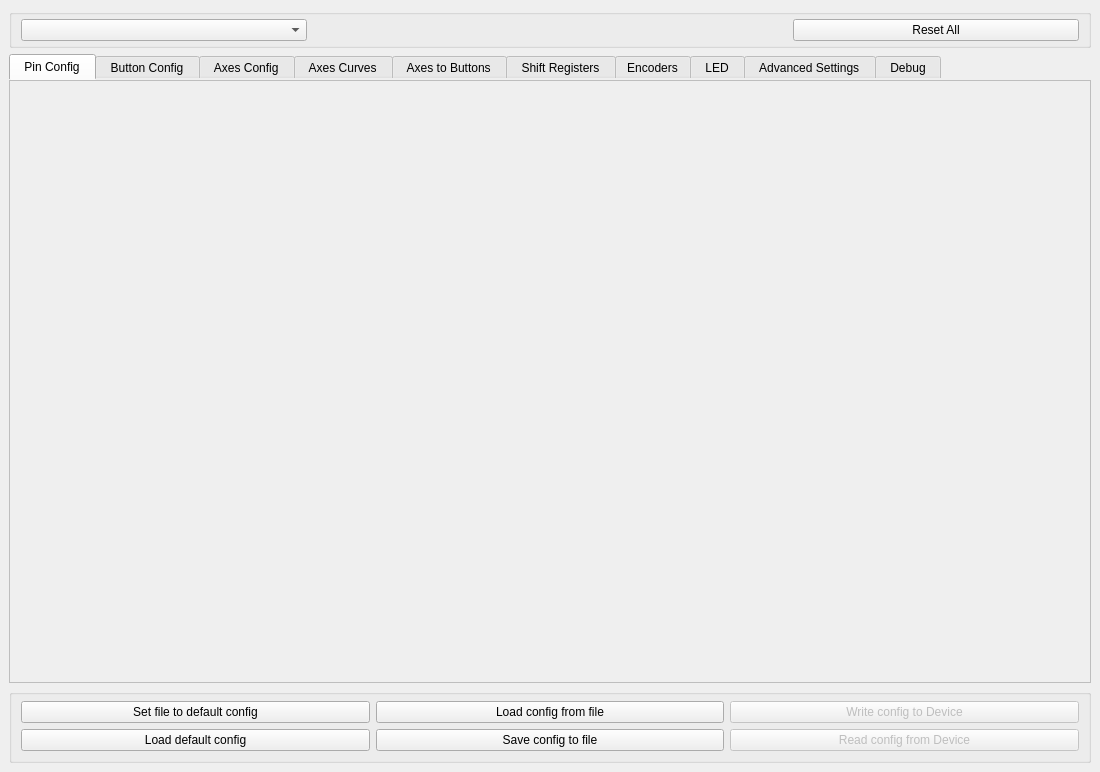
FreeJoy-Team/FreeJoyConfiguratorQt, file mainwindow.ui: the form before one commit.
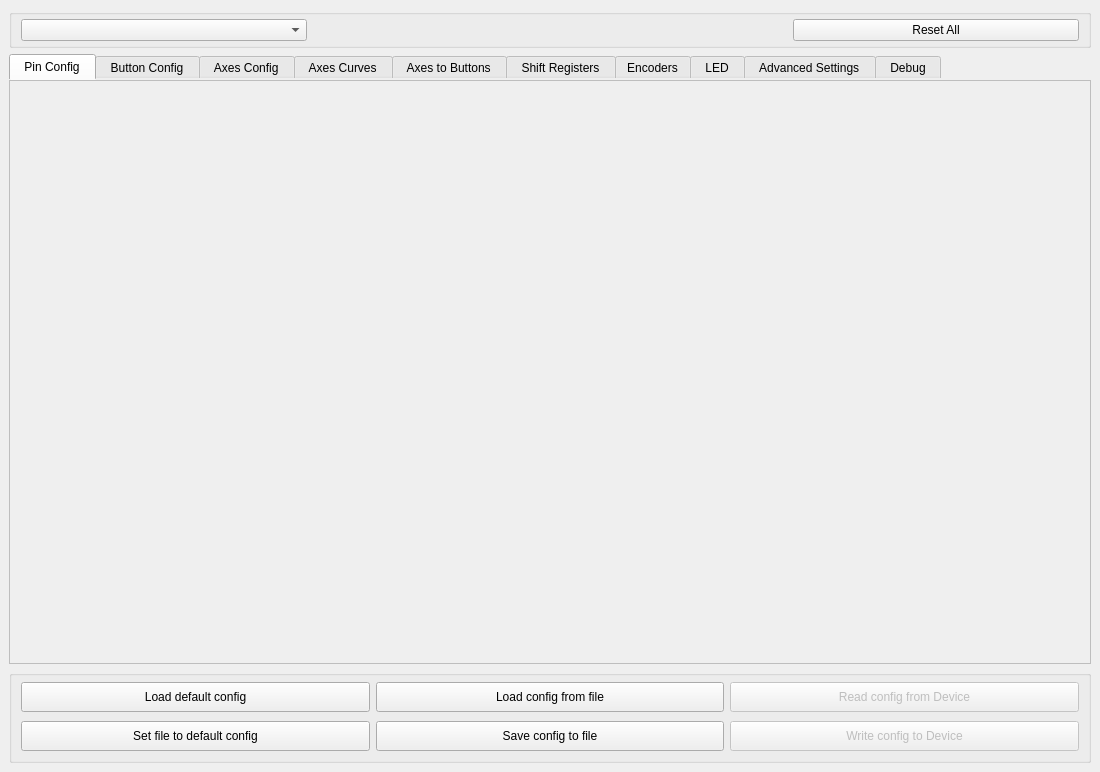
The form after the commit. Custom widgets are drawn as their Qt base class.

The edit to the form file:
```diff
--- a/mainwindow.ui
+++ b/mainwindow.ui
@@ -418,10 +418,16 @@
           <number>6</number>
          </property>
          <property name="verticalSpacing">
-          <number>6</number>
+          <number>9</number>
          </property>
          <item row="0" column="2">
           <widget class="QPushButton" name="pushButton_LoadFromFile">
+           <property name="minimumSize">
+            <size>
+             <width>0</width>
+             <height>30</height>
+            </size>
+           </property>
            <property name="text">
             <string>Load config from file</string>
            </property>
@@ -429,30 +435,44 @@
          </item>
          <item row="2" column="2">
           <widget class="QPushButton" name="pushButton_SaveToFile">
+           <property name="minimumSize">
+            <size>
+             <width>0</width>
+             <height>30</height>
+            </size>
+           </property>
            <property name="text">
             <string>Save config to file</string>
            </property>
           </widget>
          </item>
-         <item row="2" column="1">
-          <widget class="QPushButton" name="pushButton_LoadDefaultConfig">
-           <property name="text">
-            <string>Load default config</string>
-           </property>
-          </widget>
-         </item>
-         <item row="0" column="1">
-          <widget class="QPushButton" name="pushButton_SetDefaultConfig">
-           <property name="text">
-            <string>Set file to default config</string>
-           </property>
-          </widget>
-         </item>
          <item row="2" column="4">
+          <widget class="QPushButton" name="pushButton_WriteConfig">
+           <property name="enabled">
+            <bool>false</bool>
+           </property>
+           <property name="minimumSize">
+            <size>
+             <width>0</width>
+             <height>30</height>
+            </size>
+           </property>
+           <property name="text">
+            <string>Write config to Device</string>
+           </property>
+          </widget>
+         </item>
+         <item row="0" column="4">
           <widget class="QPushButton" name="pushButton_ReadConfig">
            <property name="enabled">
             <bool>false</bool>
            </property>
+           <property name="minimumSize">
+            <size>
+             <width>0</width>
+             <height>30</height>
+            </size>
+           </property>
            <property name="styleSheet">
             <string notr="true"/>
            </property>
@@ -461,13 +481,29 @@
            </property>
           </widget>
          </item>
-         <item row="0" column="4">
-          <widget class="QPushButton" name="pushButton_WriteConfig">
-           <property name="enabled">
-            <bool>false</bool>
+         <item row="0" column="1">
+          <widget class="QPushButton" name="pushButton_LoadDefaultConfig">
+           <property name="minimumSize">
+            <size>
+             <width>0</width>
+             <height>30</height>
+            </size>
            </property>
            <property name="text">
-            <string>Write config to Device</string>
+            <string>Load default config</string>
+           </property>
+          </widget>
+         </item>
+         <item row="2" column="1">
+          <widget class="QPushButton" name="pushButton_SetDefaultConfig">
+           <property name="minimumSize">
+            <size>
+             <width>0</width>
+             <height>30</height>
+            </size>
+           </property>
+           <property name="text">
+            <string>Set file to default config</string>
            </property>
           </widget>
          </item>
```
